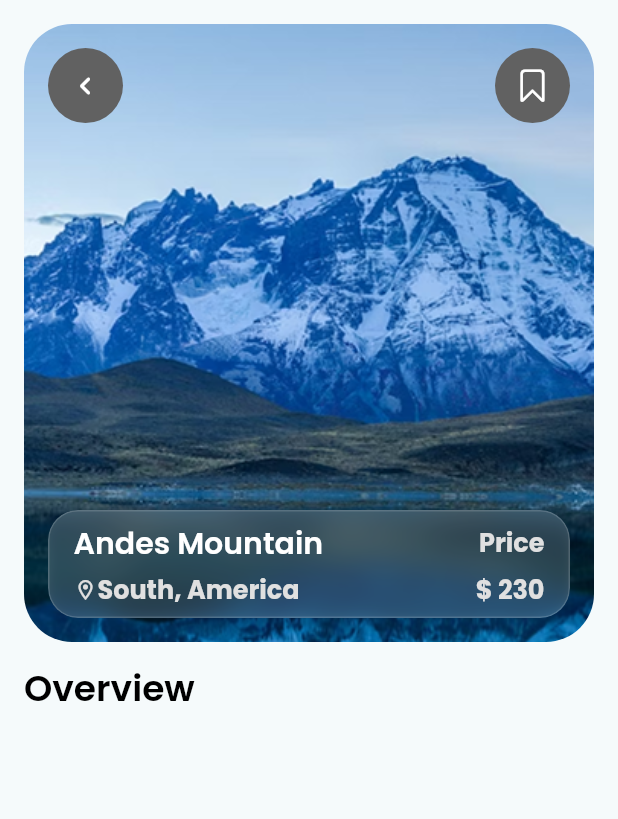
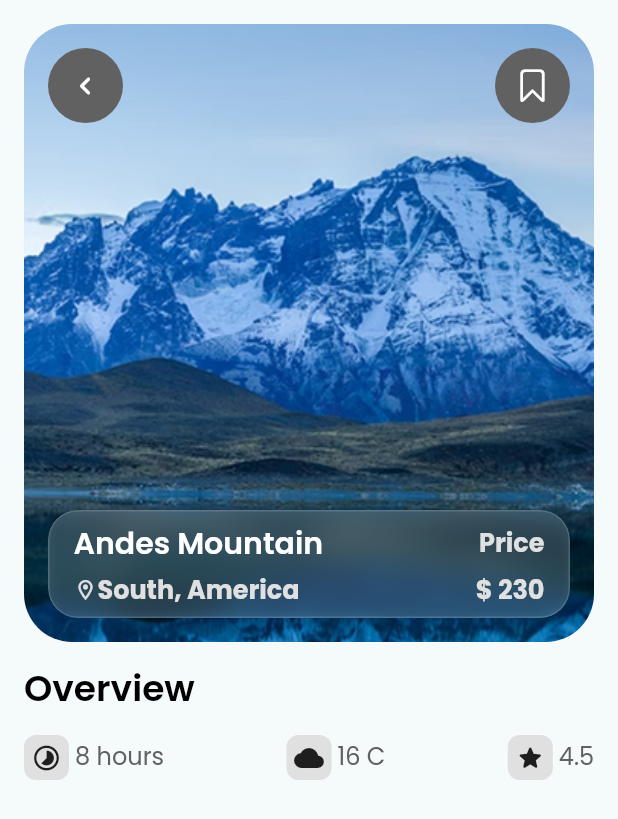
Before and after one commit to ShervinKazemi/Travel, a Flutter app: the screen it shows after launch, after a tap on an icon or button, on a phone screen of 412 x 824 dp. Shown: the top 819 px of the screen. Run offline on Flutter 3.47's test engine with Material 3 defaults, Android fonts, the phone set to English and light mode, and no system bars; our stand-ins replace flutter_native_splash, gap, google_fonts.

Commit message:
feat(develop): add option_widget.dart

```diff
--- a/lib/model/data/travel.dart
+++ b/lib/model/data/travel.dart
@@ -5,6 +5,8 @@ class Travel {
   final String city;
   final String rating;
   final String price;
+  final String time;
+  final String tempreture;
   final String image;
   final String description;
 
@@ -16,6 +18,8 @@ class Travel {
       required this.city,
       required this.rating,
       required this.price,
+      required this.time,
+      required this.tempreture,
       required this.image,
       required this.description
     }
@@ -29,6 +33,8 @@ class Travel {
       city: travels["city"]?? "city is null",
       rating: travels["rating"]?? "rating is null",
       price: travels["price"] ?? "price is null",
+      time: travels["time"] ?? "time is null",
+      tempreture: travels["tempreture"]?? "tempreture is null",
       image: travels["image"] ?? "image is null",
       description: travels["description"] ?? "description is null"
     );
--- a/lib/presentation/detail/travel_detail.dart
+++ b/lib/presentation/detail/travel_detail.dart
@@ -2,6 +2,7 @@ import 'package:flutter/cupertino.dart';
 import 'package:flutter/material.dart';
 import 'package:gap/gap.dart';
 import 'package:travel/model/data/travel.dart';
+import 'package:travel/presentation/widget/option_widget.dart';
 import 'package:travel/util/glassmorphism.dart';
 
 class TravelDetail extends StatelessWidget {
@@ -144,6 +145,15 @@ class TravelDetail extends StatelessWidget {
                 style: textTheme.headlineLarge,
                 textDirection: TextDirection.ltr,
                 textAlign: TextAlign.start,
+              ),
+              Gap(16),
+              Row(
+                mainAxisAlignment: MainAxisAlignment.spaceBetween,
+                children: [
+                  OptionWidget(text: data.time, icon: Icons.timelapse_rounded),
+                  OptionWidget(text: data.tempreture, icon: Icons.cloud),
+                  OptionWidget(text: data.rating, icon: Icons.star_rounded)
+                ],
               )
             ],
           ),
--- /dev/null
+++ b/lib/presentation/widget/option_widget.dart
@@ -0,0 +1,36 @@
+import 'package:flutter/material.dart';
+import 'package:gap/gap.dart';
+
+class OptionWidget extends StatelessWidget {
+  final String text;
+  final IconData icon;
+  const OptionWidget({super.key, required this.text, required this.icon});
+
+  @override
+  Widget build(BuildContext context) {
+    return Row(
+      children: [
+        Container(
+          width: 30,
+          height: 30,
+          decoration: BoxDecoration(
+            color: Colors.grey.shade300,
+            borderRadius: BorderRadius.circular(8)
+          ),
+          child: Icon(
+            icon,
+            size: 20,
+            color: Colors.black87,
+          ),
+        ),
+        Gap(4),
+        Text(
+          text,
+          style: Theme.of(context).textTheme.displaySmall!.copyWith(
+            color: Colors.grey.shade700
+          )
+        )
+      ],
+    );
+  }
+}
```
